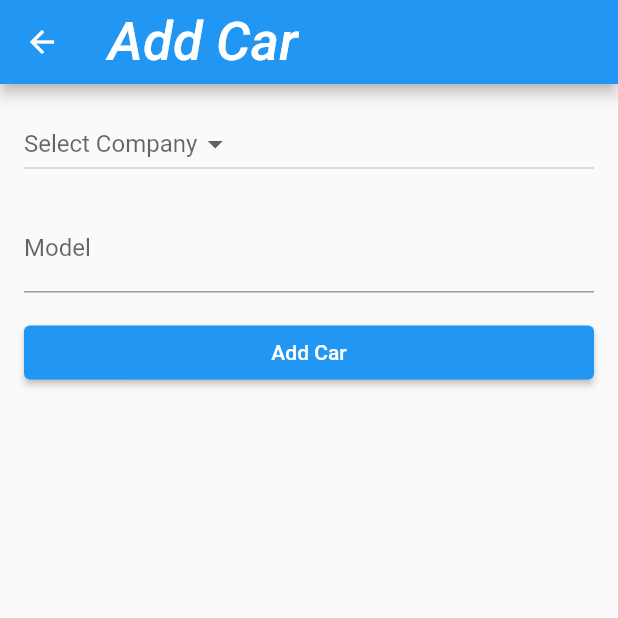
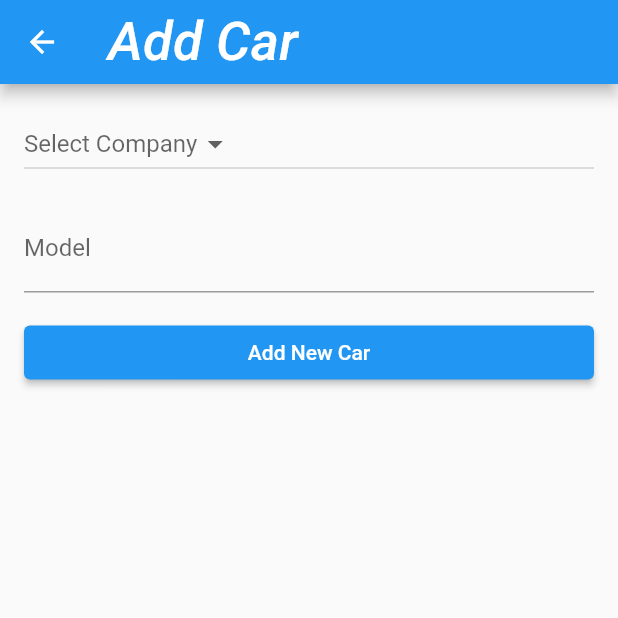
Before and after one commit to shahbazgondalnew/autokaar, a Flutter app: the AddCarScreen screen opened directly, on a phone screen of 412 x 824 dp, the top half of it. Run offline on Flutter 3.47's test engine with Material 2 defaults, Android fonts, the phone set to English and light mode, and no system bars; our stand-ins replace cloud_firestore, firebase_auth, firebase_core, firebase_storage, flutter_local_notifications, flutter_widget_from_html and 4 more; accounts and stored records are empty.

Commit message:
Car Log Updated

```diff
--- a/lib/userMod/addnewcarIncomp.dart
+++ b/lib/userMod/addnewcarIncomp.dart
@@ -84,7 +84,7 @@ class _AddCarScreenState extends State<AddCarScreen> {
                   print('Please select a company');
                 }
               },
-              child: Text('Add Car'),
+              child: Text('Add New Car'),
             ),
           ],
         ),
```
